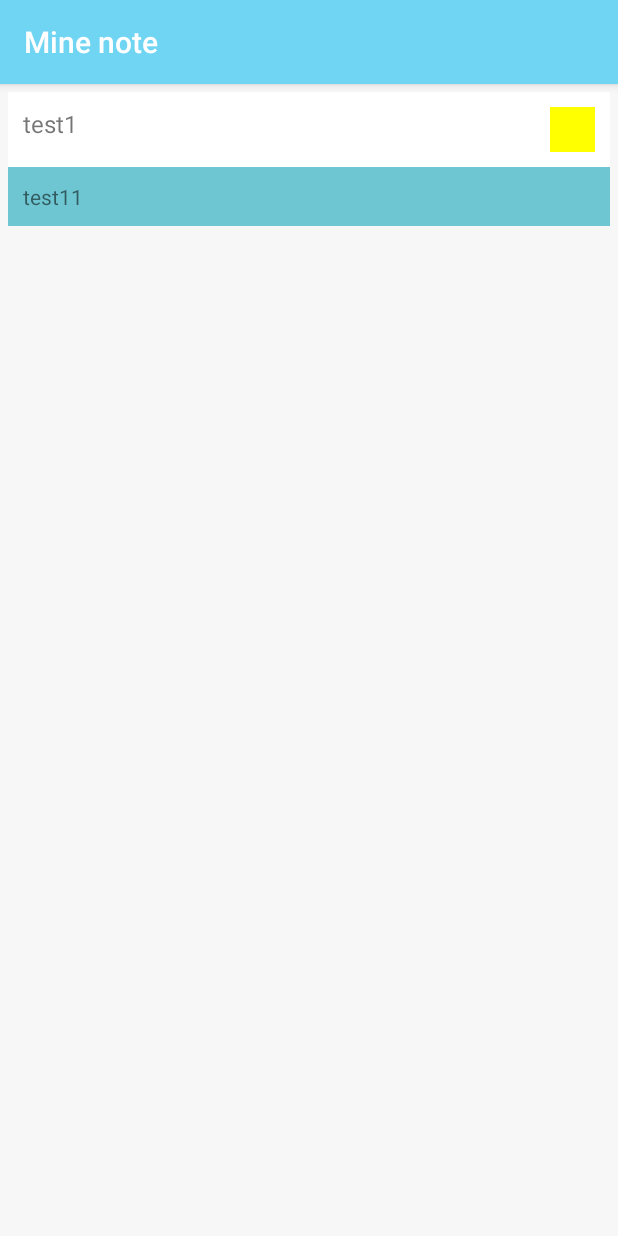
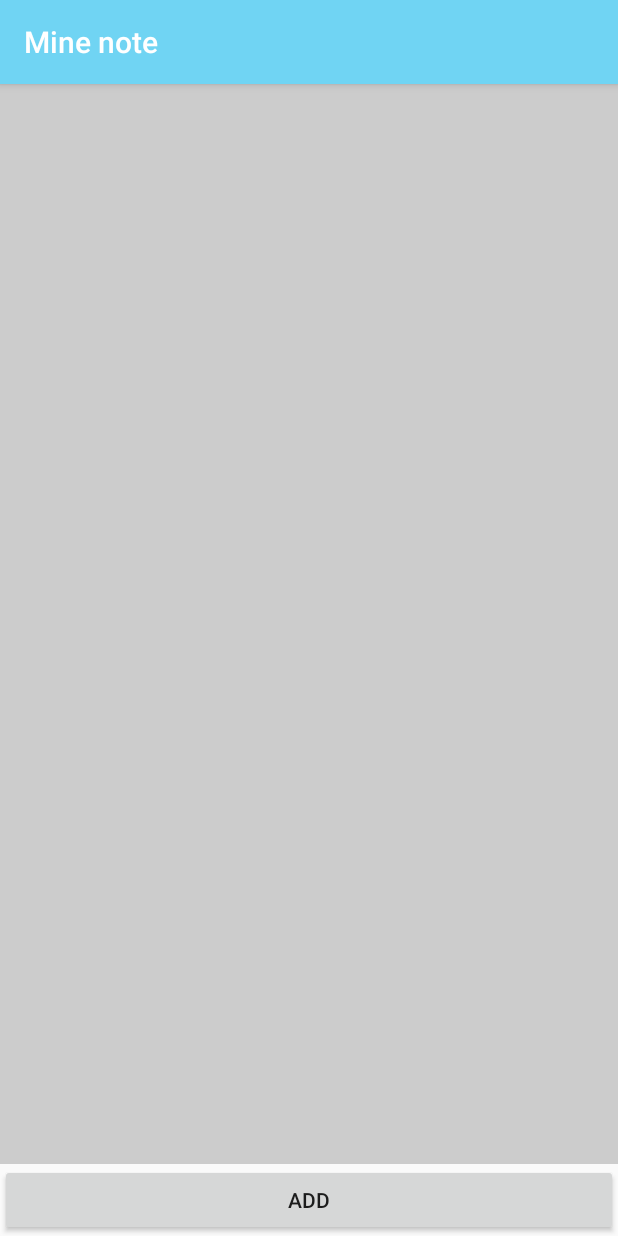
Before and after one commit to jhj0519/-note, an Android app: the screen it shows after launch (MainActivity), on a phone screen of 412 x 824 dp. Run offline under Robolectric (Android 15) with nearby library versions, the phone set to English and light mode, and no system bars.

Commit message:
20201004

```diff
--- a/app/src/main/AndroidManifest.xml
+++ b/app/src/main/AndroidManifest.xml
@@ -9,6 +9,7 @@
         android:roundIcon="@mipmap/ic_launcher_round"
         android:supportsRtl="true"
         android:theme="@style/AppTheme">
+        <activity android:name=".AddActivity"></activity>
         <activity android:name=".MainActivity">
             <intent-filter>
                 <action android:name="android.intent.action.MAIN" />
--- a/app/src/main/java/com/example/evernote/MainActivity.java
+++ b/app/src/main/java/com/example/evernote/MainActivity.java
@@ -1,15 +1,18 @@
 package com.example.evernote;
 
 import androidx.annotation.NonNull;
+import androidx.annotation.Nullable;
 import androidx.appcompat.app.AppCompatActivity;
 import androidx.recyclerview.widget.LinearLayoutManager;
 import androidx.recyclerview.widget.RecyclerView;
 
+import android.content.Intent;
 import android.graphics.Color;
 import android.os.Bundle;
 import android.view.LayoutInflater;
 import android.view.View;
 import android.view.ViewGroup;
+import android.widget.Button;
 import android.widget.ImageView;
 import android.widget.TextView;
 
@@ -20,6 +23,7 @@ public class MainActivity extends AppCompatActivity {
 
     RecyclerView recyclerView;
     RecyclerAdapter recyclerAdapter;
+    Button btnAdd;
 
     List<Memo> memoList;
     @Override
@@ -28,18 +32,36 @@ public class MainActivity extends AppCompatActivity {
         setContentView(R.layout.activity_main);
 
         memoList =new ArrayList<>();
-        memoList.add(new Memo("test1","test11",0));
-        memoList.add(new Memo("test2","test22",1));
-        memoList.add(new Memo("test3","test33",0));
-        memoList.add(new Memo("test4","test44",1));
 
         recyclerView = findViewById(R.id.Recycle);
+
         LinearLayoutManager linearLayoutManager = new LinearLayoutManager(this);
         recyclerView.setLayoutManager(linearLayoutManager);
 
         recyclerAdapter = new RecyclerAdapter(memoList);
         recyclerView.setAdapter(recyclerAdapter);
+        btnAdd = findViewById(R.id.btn_add);
+        btnAdd.setOnClickListener(new View.OnClickListener() {
+            @Override
+            public void onClick(View v) {
+                Intent intent = new Intent( MainActivity.this,AddActivity.class);
+                startActivityForResult(intent,0);
+            }
+        });
     }
+
+    //onactivityresu
+    //startActicityForResult으로 실행한 액티비티가 끝났을 때, 여기에서 데이터를 받는다.
+    @Override
+    protected void onActivityResult(int requestCode, int resultCode, @Nullable Intent data) {
+        super.onActivityResult(requestCode, resultCode, data);
+
+        if(requestCode == 0){
+            String strMain = data.
+
+        }
+    }
+
     //Adapter사용
     class  RecyclerAdapter extends RecyclerView.Adapter<RecyclerAdapter.ItemViewHolder>{
         private List<Memo> listdata;
--- a/app/src/main/java/com/example/evernote/Memo.java
+++ b/app/src/main/java/com/example/evernote/Memo.java
@@ -1,8 +1,8 @@
 package com.example.evernote;
 
 public class Memo {
-    String title;
-    String text;
+    String title;//제목
+    String text;//본문
     int isdone;//상태표시
 
     //단축키 alt + insert
--- a/app/src/main/res/layout/activity_main.xml
+++ b/app/src/main/res/layout/activity_main.xml
@@ -1,22 +1,29 @@
 <?xml version="1.0" encoding="utf-8"?>
-<androidx.constraintlayout.widget.ConstraintLayout xmlns:android="http://schemas.android.com/apk/res/android"
+<LinearLayout xmlns:android="http://schemas.android.com/apk/res/android"
     xmlns:app="http://schemas.android.com/apk/res-auto"
     xmlns:tools="http://schemas.android.com/tools"
     android:layout_width="match_parent"
     android:layout_height="match_parent"
+    android:orientation="vertical"
     tools:context=".MainActivity">
-
 
     <ScrollView
         android:fillViewport="true"
         android:layout_width="match_parent"
-        android:layout_height="match_parent"
+        android:layout_height="0dp"
+        android:layout_weight="1"
+        android:background="#CCCCCC"
         >
         <androidx.recyclerview.widget.RecyclerView
             android:layout_width="match_parent"
             android:layout_height="match_parent"
             android:id="@+id/Recycle"/>
-
     </ScrollView>
 
-</androidx.constraintlayout.widget.ConstraintLayout>
+    <Button
+        android:layout_width="match_parent"
+        android:layout_height="wrap_content"
+        android:id="@+id/btn_add"
+        android:text="Add"/>
+
+</LinearLayout>
```
Also changed, not shown: app/src/main/java/com/example/evernote/AddActivity.java (added, +55 -0 lines), app/src/main/res/layout/activity_add.xml (added, +40 -0 lines).
